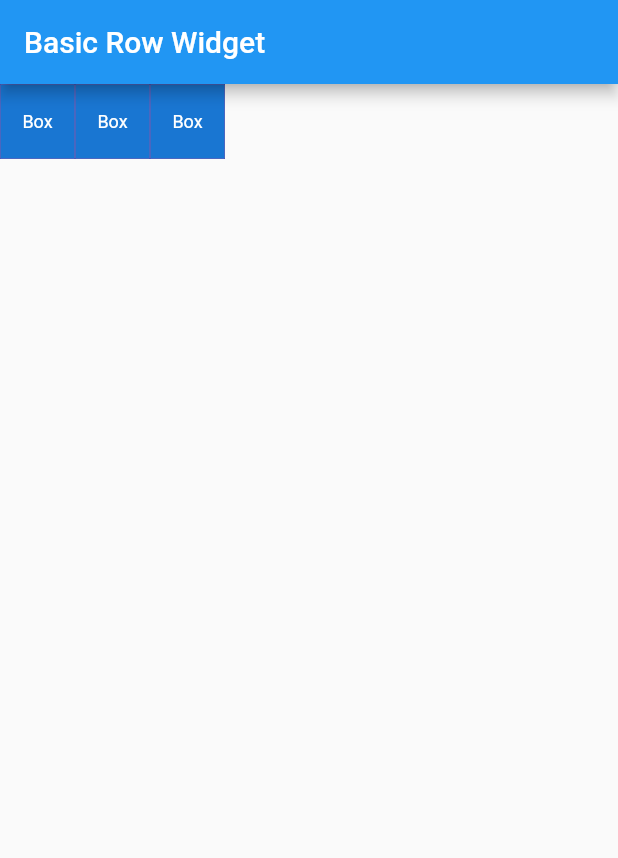
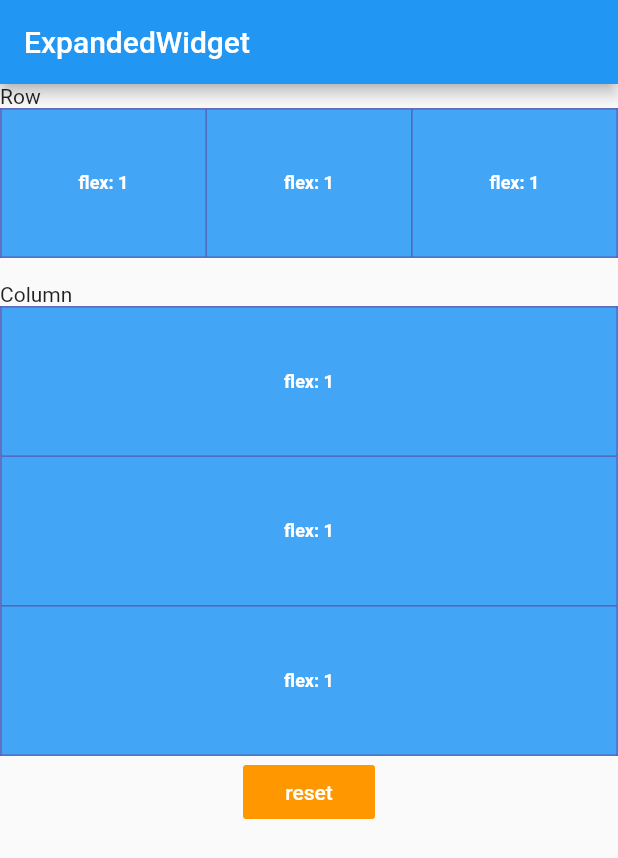
Before and after one commit to miji-lee-developer/flutter_examples, a Flutter app: the screen it shows after launch, on a phone screen of 412 x 824 dp. Shown: the top 858 px of the screen. Run offline on Flutter 3.47's test engine with Material 2 defaults, Android fonts, the phone set to English and light mode, and no system bars.

Commit message:
Day 2. example - expanded Widget

```diff
--- a/lib/main.dart
+++ b/lib/main.dart
@@ -11,49 +11,120 @@ class MyApp extends StatelessWidget {
         primarySwatch: Colors.blue,
         visualDensity: VisualDensity.adaptivePlatformDensity,
       ),
-      home: MyHomePage(title: 'Basic Row Widget'),
+      home: ExpandedWidget(title: 'ExpandedWidget'),
     );
   }
 }
 
-class MyHomePage extends StatefulWidget {
-  MyHomePage({Key key, this.title}) : super(key: key);
+ExpandedWidgetState pageState;
+
+class ExpandedWidget extends StatefulWidget {
+  ExpandedWidget({Key key, this.title}) : super(key: key);
 
   final String title;
 
   @override
-  _MyHomePageState createState() => _MyHomePageState();
+  ExpandedWidgetState createState(){
+    pageState = ExpandedWidgetState();
+    return pageState;
+  }
 }
 
-class _MyHomePageState extends State<MyHomePage> {
+class ExpandedWidgetState extends State<ExpandedWidget>{
+  List<int> flexList = [1, 1, 1, 1, 1, 1];
 
   @override
-  Widget build(BuildContext context) {
+  Widget build(BuildContext context){
     return Scaffold(
-      appBar: AppBar(
-        title: Text(widget.title),
-      ),
-      body: Row(
+      appBar: AppBar(title: Text(widget.title)),
+      body: ListView(
         children: <Widget>[
-          boxWidget(),
-          boxWidget(),
-          boxWidget(),
+          Text("Row"),
+          Container(
+            decoration: BoxDecoration(
+                color: Colors.grey[200],
+                border: Border.all(color: Colors.indigo, width: 0.5)
+            ),
+            height: 100,
+            child: Row(
+              children: <Widget>[
+                Expanded(
+                  flex: flexList[0],
+                  child: boxWidget(0),
+                ),
+                Expanded(
+                  flex: flexList[1],
+                  child: boxWidget(1),
+                ),
+                Expanded(
+                  flex: flexList[2],
+                  child: boxWidget(2),
+                ),
+              ],
+            ),
+          ),
+          Text("\nColumn"),
+          Container(
+            decoration: BoxDecoration(
+                color: Colors.grey[200],
+                border: Border.all(color: Colors.indigo, width: 0.5)
+            ),
+            height: 300,
+            child: Column(
+              children: <Widget>[
+                Expanded(
+                  flex: flexList[3],
+                  child: boxWidget(3),
+                ),
+                Expanded(
+                  flex: flexList[4],
+                  child: boxWidget(4),
+                ),
+                Expanded(
+                  flex: flexList[5],
+                  child: boxWidget(5),
+                ),
+              ],
+            ),
+          ),
+          Center(
+            child: FlatButton(
+              color: Colors.orange,
+              child: Text("reset", style: TextStyle(color: Colors.white)),
+              onPressed: (){
+                setState((){
+                  flexList = [1, 1, 1, 1, 1, 1];
+                });
+              },
+            ),
+          ),
         ],
       ),
     );
   }
 
-  boxWidget(){
-    return Container(
-      height: 50,
-      width: 50,
-      decoration: BoxDecoration(
-        color: Colors.blue[700],
-        border: Border.all(color: Colors.indigo, width: 0.5)
+  boxWidget(int flexIndex){
+    return GestureDetector(
+      child: Container(
+        decoration: BoxDecoration(
+            color: Colors.blue[400],
+            border: Border.all(color: Colors.indigo, width: 0.5)
+        ),
+        child: Center(
+          child: Text("flex: ${flexList[flexIndex]}",
+              style: TextStyle(
+                  fontSize: 12,
+                  color: Colors.white,
+                  fontWeight: FontWeight.bold
+              )),
+        ),
       ),
-      child: Center(
-        child: Text("Box", style: TextStyle(fontSize: 12, color: Colors.white))
-      ),
+      onTap: (){
+        print(flexIndex);
+        setState((){
+          flexList[flexIndex] = flexList[flexIndex] + 1;
+        });
+      },
     );
   }
 }
```
